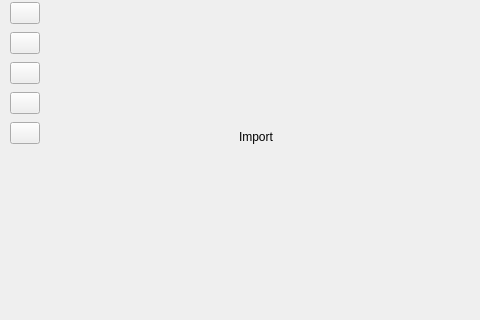
Qt form qt_designer/Navigation.ui (hrirkslab/Roboticsystems_Laborstrasse_GUI) before a commit; both pictures show x 0 to 480 and y 0 to 320 of the 800 by 600 pixel window.
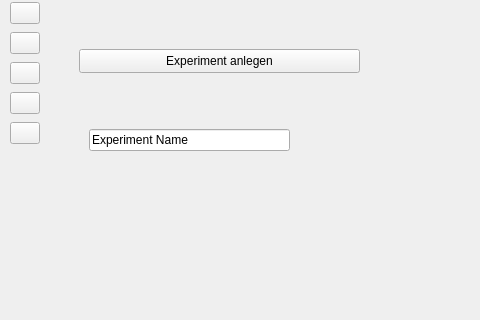
The same form after that commit. The open tabs and pages were chosen to show the change. Icons and pictures are not drawn.

Diff of the .ui file:
```diff
--- a/qt_designer/Navigation.ui
+++ b/qt_designer/Navigation.ui
@@ -79,17 +79,30 @@
       </widget>
      </widget>
      <widget class="QWidget" name="impotPage">
-      <widget class="QLabel" name="label_3">
+      <widget class="QPushButton" name="pushButton">
        <property name="geometry">
         <rect>
-         <x>190</x>
+         <x>30</x>
+         <y>40</y>
+         <width>281</width>
+         <height>24</height>
+        </rect>
+       </property>
+       <property name="text">
+        <string>Experiment anlegen</string>
+       </property>
+      </widget>
+      <widget class="QLineEdit" name="lineEdit">
+       <property name="geometry">
+        <rect>
+         <x>40</x>
          <y>120</y>
-         <width>49</width>
-         <height>16</height>
+         <width>201</width>
+         <height>22</height>
         </rect>
        </property>
        <property name="text">
-        <string>Import</string>
+        <string>Experiment Name</string>
        </property>
       </widget>
      </widget>
```
Left out of the diff: 4 changed lines with no effect on the pictures.
